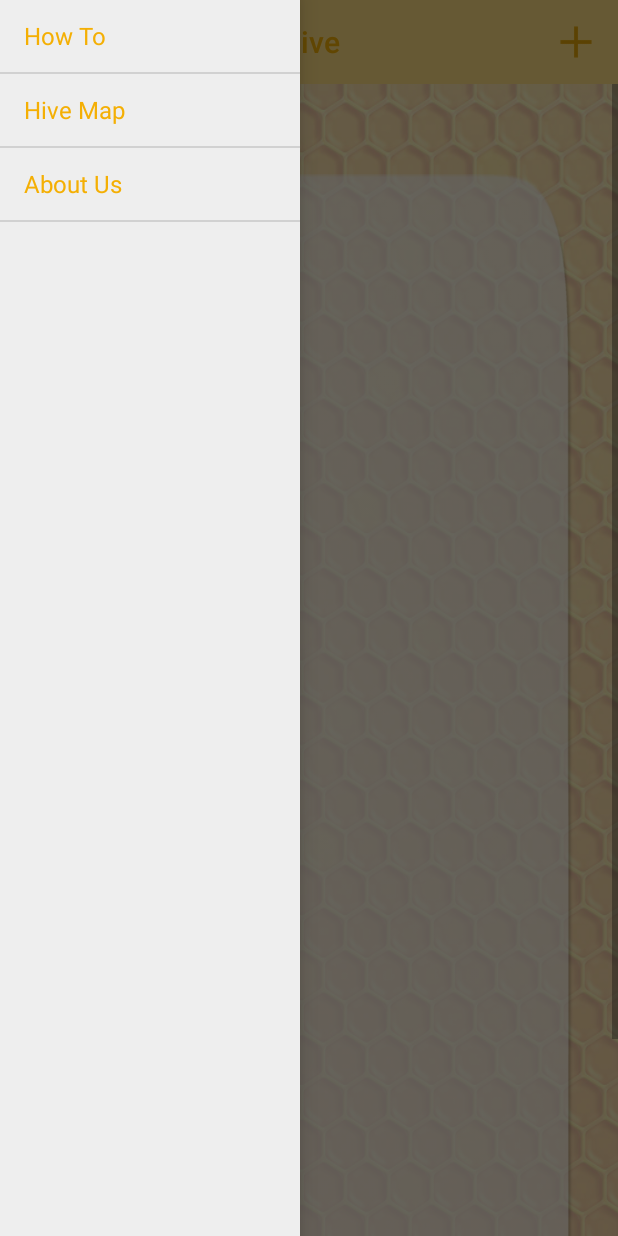
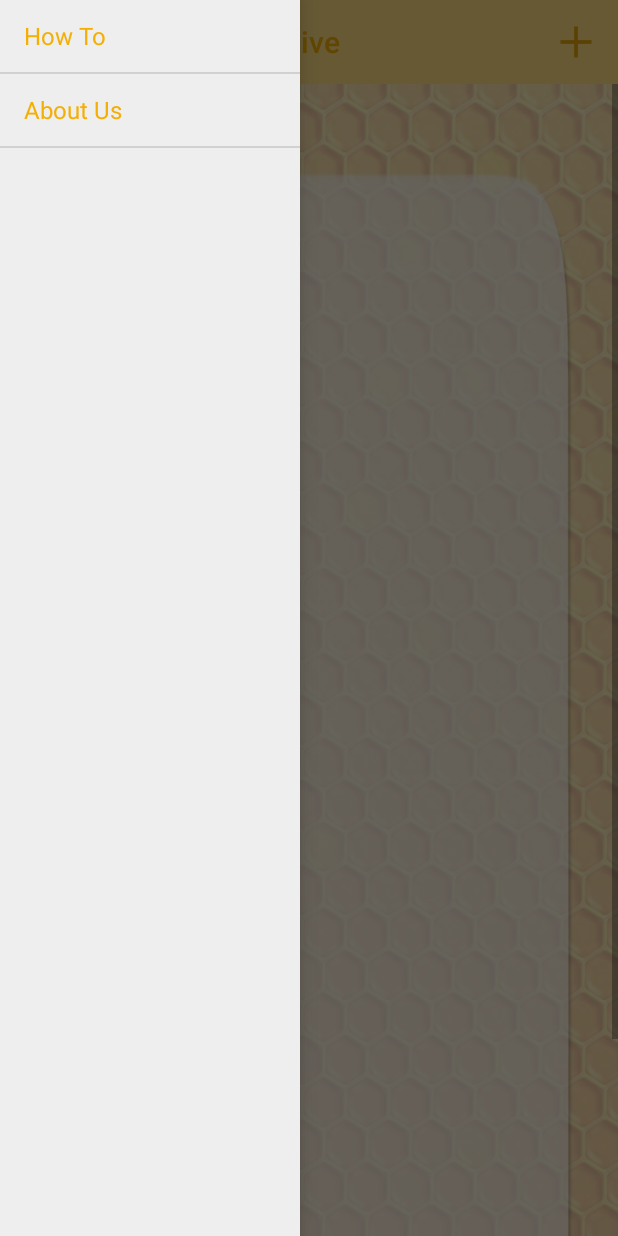
Before and after one commit to pwestman/SmartHive, an Android app: the MainActivity screen opened directly, with no data from a screen before it, with the side drawer open, on a phone screen of 412 x 824 dp. Run offline under Robolectric (Android 15) with nearby library versions, the phone set to English and light mode, and no system bars; our stand-ins replace Firebase (no records; nobody signed in at launch, a user with empty details on screens opened directly).

Commit message:
Deleted Hive Map from MainActivity nav drawer menu

```diff
--- a/smartHive/src/main/java/nottoobee/toobee/smarthive/MainActivity.java
+++ b/smartHive/src/main/java/nottoobee/toobee/smarthive/MainActivity.java
@@ -26,7 +26,6 @@ import android.widget.ImageView;
 import android.widget.LinearLayout;
 import android.widget.ListView;
 import android.widget.TextView;
-import android.widget.Toast;
 
 import com.google.firebase.auth.FirebaseAuth;
 import com.google.firebase.auth.FirebaseUser;
@@ -128,7 +127,7 @@ public class MainActivity extends AppCompatActivity {
     }
 
     private void addDrawerItems() {
-        final String[] burgerArray = { "How To", "Hive Map", "About Us" };
+        final String[] burgerArray = { "How To", "About Us" };
         mAdapter = new ArrayAdapter<String>(this, android.R.layout.simple_list_item_1, burgerArray);
         mDrawerList.setAdapter(mAdapter);
 
@@ -139,9 +138,6 @@ public class MainActivity extends AppCompatActivity {
                     case 0:
                         Intent i = new Intent(MainActivity.this, HowTo.class);
                         startActivity(i);
-                        break;
-                    case 1:
-                        Toast.makeText(MainActivity.this, "You clicked Hive Map", Toast.LENGTH_LONG).show();
                         break;
                     default:
                         Intent k = new Intent(MainActivity.this, AboutUs.class);
```
